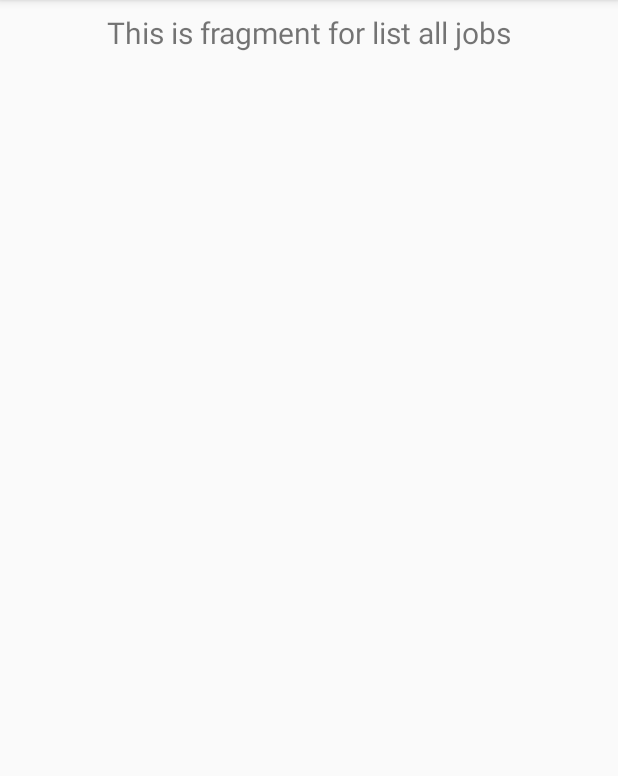
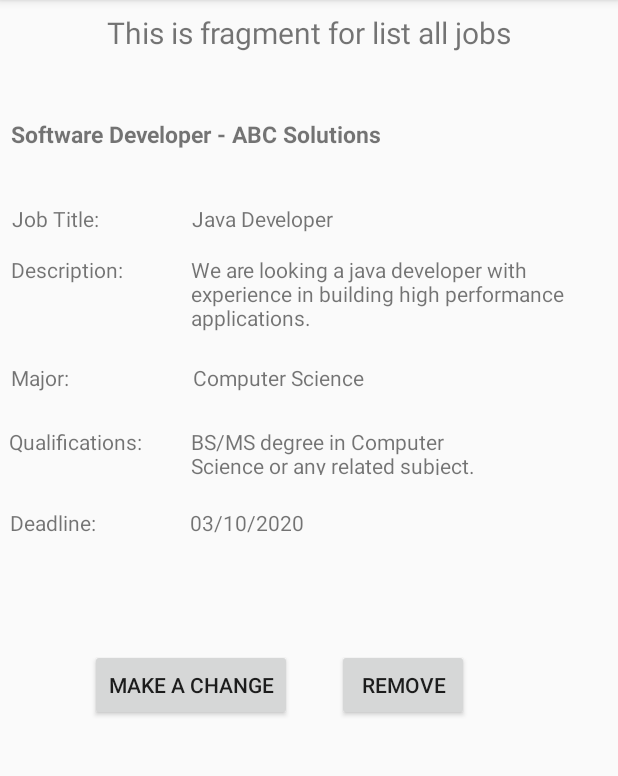
Before and after one commit to Bhavya-123/SP2020Group5Sec02_Android, an Android app: the fragment SlideshowFragment shown on its own in the app's theme, on a phone screen of 412 x 824 dp, the part 84-860 px from its top. Run offline under Robolectric (Android 15) with nearby library versions, the phone set to English and light mode, and no system bars.

Commit message:
created a page for viewing the posted jobs

```diff
--- a/SP2020Group5/app/src/main/java/com/example/sp2020group5/ui/gallery/GalleryFragment.java
+++ b/SP2020Group5/app/src/main/java/com/example/sp2020group5/ui/gallery/GalleryFragment.java
@@ -22,7 +22,7 @@ public class GalleryFragment extends Fragment {
                              ViewGroup container, Bundle savedInstanceState) {
         galleryViewModel =
                 ViewModelProviders.of(this).get(GalleryViewModel.class);
-        View root = inflater.inflate(R.layout.fragment_gallery, container, false);
+        View root = inflater.inflate(R.layout.fragment_post, container, false);
         final TextView textView = root.findViewById(R.id.text_gallery);
         galleryViewModel.getText().observe(this, new Observer<String>() {
             @Override
--- a/SP2020Group5/app/src/main/java/com/example/sp2020group5/ui/slideshow/SlideshowFragment.java
+++ b/SP2020Group5/app/src/main/java/com/example/sp2020group5/ui/slideshow/SlideshowFragment.java
@@ -22,7 +22,7 @@ public class SlideshowFragment extends Fragment {
                              ViewGroup container, Bundle savedInstanceState) {
         slideshowViewModel =
                 ViewModelProviders.of(this).get(SlideshowViewModel.class);
-        View root = inflater.inflate(R.layout.fragment_slideshow, container, false);
+        View root = inflater.inflate(R.layout.fragment_view, container, false);
         final TextView textView = root.findViewById(R.id.text_slideshow);
         slideshowViewModel.getText().observe(this, new Observer<String>() {
             @Override
--- a/SP2020Group5/app/src/main/res/layout/fragment_slideshow.xml
+++ /dev/null
@@ -1,19 +0,0 @@
-<?xml version="1.0" encoding="utf-8"?>
-<androidx.constraintlayout.widget.ConstraintLayout xmlns:android="http://schemas.android.com/apk/res/android"
-    xmlns:app="http://schemas.android.com/apk/res-auto"
-    android:layout_width="match_parent"
-    android:layout_height="match_parent">
-
-    <TextView
-        android:id="@+id/text_slideshow"
-        android:layout_width="match_parent"
-        android:layout_height="wrap_content"
-        android:layout_marginStart="8dp"
-        android:layout_marginTop="8dp"
-        android:layout_marginEnd="8dp"
-        android:textAlignment="center"
-        android:textSize="20sp"
-        app:layout_constraintEnd_toEndOf="parent"
-        app:layout_constraintStart_toStartOf="parent"
-        app:layout_constraintTop_toTopOf="parent" />
-</androidx.constraintlayout.widget.ConstraintLayout>
--- /dev/null
+++ b/SP2020Group5/app/src/main/res/layout/fragment_view.xml
@@ -0,0 +1,178 @@
+<?xml version="1.0" encoding="utf-8"?>
+<androidx.constraintlayout.widget.ConstraintLayout xmlns:android="http://schemas.android.com/apk/res/android"
+    xmlns:app="http://schemas.android.com/apk/res-auto"
+    xmlns:tools="http://schemas.android.com/tools"
+    android:layout_width="match_parent"
+    android:layout_height="match_parent">
+
+    <TextView
+        android:id="@+id/text_slideshow"
+        android:layout_width="match_parent"
+        android:layout_height="wrap_content"
+        android:layout_marginStart="8dp"
+        android:layout_marginTop="8dp"
+        android:layout_marginEnd="8dp"
+        android:textAlignment="center"
+        android:textSize="20sp"
+        app:layout_constraintEnd_toEndOf="parent"
+        app:layout_constraintStart_toStartOf="parent"
+        app:layout_constraintTop_toTopOf="parent" />
+
+    <TextView
+        android:id="@+id/textView3"
+        android:layout_width="wrap_content"
+        android:layout_height="wrap_content"
+        android:text="Software Developer - ABC Solutions"
+        android:textSize="15dp"
+        android:textStyle="bold"
+        app:layout_constraintBottom_toBottomOf="parent"
+        app:layout_constraintEnd_toEndOf="parent"
+        app:layout_constraintHorizontal_bias="0.045"
+        app:layout_constraintStart_toStartOf="parent"
+        app:layout_constraintTop_toTopOf="parent"
+        app:layout_constraintVertical_bias="0.105" />
+
+    <TextView
+        android:id="@+id/textView4"
+        android:layout_width="wrap_content"
+        android:layout_height="wrap_content"
+        android:text="Job Title: "
+        app:layout_constraintBottom_toBottomOf="parent"
+        app:layout_constraintEnd_toEndOf="parent"
+        app:layout_constraintHorizontal_bias="0.022"
+        app:layout_constraintStart_toStartOf="parent"
+        app:layout_constraintTop_toTopOf="parent"
+        app:layout_constraintVertical_bias="0.182" />
+
+    <TextView
+        android:id="@+id/textView5"
+        android:layout_width="wrap_content"
+        android:layout_height="wrap_content"
+        android:text="Java Developer"
+        app:layout_constraintBottom_toBottomOf="parent"
+        app:layout_constraintEnd_toEndOf="parent"
+        app:layout_constraintHorizontal_bias="0.404"
+        app:layout_constraintStart_toStartOf="parent"
+        app:layout_constraintTop_toTopOf="parent"
+        app:layout_constraintVertical_bias="0.182" />
+
+    <TextView
+        android:id="@+id/textView6"
+        android:layout_width="wrap_content"
+        android:layout_height="wrap_content"
+        android:text="Description: "
+        app:layout_constraintBottom_toBottomOf="parent"
+        app:layout_constraintEnd_toEndOf="parent"
+        app:layout_constraintHorizontal_bias="0.022"
+        app:layout_constraintStart_toStartOf="parent"
+        app:layout_constraintTop_toTopOf="parent"
+        app:layout_constraintVertical_bias="0.227" />
+
+    <TextView
+        android:id="@+id/textView7"
+        android:layout_width="259dp"
+        android:layout_height="53dp"
+        android:text="We are looking a java developer with experience in building high performance applications."
+        app:layout_constraintBottom_toBottomOf="parent"
+        app:layout_constraintEnd_toEndOf="parent"
+        app:layout_constraintHorizontal_bias="0.835"
+        app:layout_constraintStart_toStartOf="parent"
+        app:layout_constraintTop_toTopOf="parent"
+        app:layout_constraintVertical_bias="0.238" />
+
+    <TextView
+        android:id="@+id/textView8"
+        android:layout_width="wrap_content"
+        android:layout_height="wrap_content"
+        android:text="Major: "
+        app:layout_constraintBottom_toBottomOf="parent"
+        app:layout_constraintEnd_toEndOf="parent"
+        app:layout_constraintHorizontal_bias="0.019"
+        app:layout_constraintStart_toStartOf="parent"
+        app:layout_constraintTop_toTopOf="parent"
+        app:layout_constraintVertical_bias="0.323" />
+
+    <TextView
+        android:id="@+id/textView9"
+        android:layout_width="wrap_content"
+        android:layout_height="wrap_content"
+        android:text="Computer Science"
+        app:layout_constraintBottom_toBottomOf="parent"
+        app:layout_constraintEnd_toEndOf="parent"
+        app:layout_constraintHorizontal_bias="0.431"
+        app:layout_constraintStart_toStartOf="parent"
+        app:layout_constraintTop_toTopOf="parent"
+        app:layout_constraintVertical_bias="0.323" />
+
+    <TextView
+        android:id="@+id/textView10"
+        android:layout_width="wrap_content"
+        android:layout_height="wrap_content"
+        android:text="Qualifications: "
+        app:layout_constraintBottom_toBottomOf="parent"
+        app:layout_constraintEnd_toEndOf="parent"
+        app:layout_constraintHorizontal_bias="0.019"
+        app:layout_constraintStart_toStartOf="parent"
+        app:layout_constraintTop_toTopOf="parent"
+        app:layout_constraintVertical_bias="0.38" />
+
+    <TextView
+        android:id="@+id/textView11"
+        android:layout_width="215dp"
+        android:layout_height="32dp"
+        android:text="BS/MS degree in Computer Science or any related subject."
+        app:layout_constraintBottom_toBottomOf="parent"
+        app:layout_constraintEnd_toEndOf="parent"
+        app:layout_constraintHorizontal_bias="0.647"
+        app:layout_constraintStart_toStartOf="parent"
+        app:layout_constraintTop_toTopOf="parent"
+        app:layout_constraintVertical_bias="0.387" />
+
+    <TextView
+        android:id="@+id/textView12"
+        android:layout_width="wrap_content"
+        android:layout_height="wrap_content"
+        android:text="Deadline: "
+        app:layout_constraintBottom_toBottomOf="parent"
+        app:layout_constraintEnd_toEndOf="parent"
+        app:layout_constraintHorizontal_bias="0.019"
+        app:layout_constraintStart_toStartOf="parent"
+        app:layout_constraintTop_toTopOf="parent"
+        app:layout_constraintVertical_bias="0.452" />
+
+    <TextView
+        android:id="@+id/textView13"
+        android:layout_width="wrap_content"
+        android:layout_height="wrap_content"
+        android:text="03/10/2020"
+        app:layout_constraintBottom_toBottomOf="parent"
+        app:layout_constraintEnd_toEndOf="parent"
+        app:layout_constraintHorizontal_bias="0.377"
+        app:layout_constraintStart_toStartOf="parent"
+        app:layout_constraintTop_toTopOf="parent"
+        app:layout_constraintVertical_bias="0.452" />
+
+    <Button
+        android:id="@+id/button3"
+        android:layout_width="wrap_content"
+        android:layout_height="wrap_content"
+        android:text="MAKE A CHANGE"
+        app:layout_constraintBottom_toBottomOf="parent"
+        app:layout_constraintEnd_toEndOf="parent"
+        app:layout_constraintHorizontal_bias="0.216"
+        app:layout_constraintStart_toStartOf="parent"
+        app:layout_constraintTop_toTopOf="parent"
+        app:layout_constraintVertical_bias="0.601" />
+
+    <Button
+        android:id="@+id/button4"
+        android:layout_width="wrap_content"
+        android:layout_height="wrap_content"
+        android:text="REMOVE"
+        app:layout_constraintBottom_toBottomOf="parent"
+        app:layout_constraintEnd_toEndOf="parent"
+        app:layout_constraintHorizontal_bias="0.693"
+        app:layout_constraintStart_toStartOf="parent"
+        app:layout_constraintTop_toTopOf="parent"
+        app:layout_constraintVertical_bias="0.601" />
+</androidx.constraintlayout.widget.ConstraintLayout>
--- a/SP2020Group5/app/src/main/res/navigation/mobile_navigation.xml
+++ b/SP2020Group5/app/src/main/res/navigation/mobile_navigation.xml
@@ -15,7 +15,7 @@
         android:id="@+id/nav_gallery"
         android:name="com.example.sp2020group5.ui.gallery.GalleryFragment"
         android:label="Post a Job"
-        tools:layout="@layout/fragment_gallery" />
+        tools:layout="@layout/fragment_post" />
 
     <fragment
         android:id="@+id/nav_slideshow"
```
Also changed, not shown: SP2020Group5/app/src/main/res/layout/fragment_post.xml (renamed from SP2020Group5/app/src/main/res/layout/fragment_gallery.xml).
